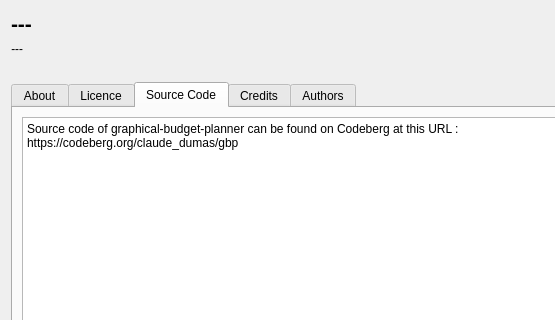
The window that src/aboutdialog.ui (redmoon1945/gbp) describes before a commit, drawn with Qt 5; both pictures show x 0 to 555 and y 0 to 320 of the 841 by 700 pixel window.
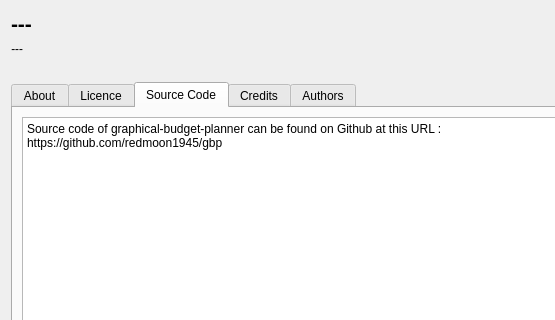
The same window after the commit. The open tabs and pages were chosen to show the change.

Patch:
```diff
--- a/src/aboutdialog.ui
+++ b/src/aboutdialog.ui
@@ -240,8 +240,8 @@
            <item>
             <widget class="QPlainTextEdit" name="plainTextEdit_4">
              <property name="plainText">
-              <string>Source code of graphical-budget-planner can be found on Codeberg at this URL : 
-https://codeberg.org/claude_dumas/gbp</string>
+              <string>Source code of graphical-budget-planner can be found on Github at this URL : 
+https://github.com/redmoon1945/gbp</string>
              </property>
             </widget>
            </item>
```
Left out of the diff: 2 changed lines with no effect on the pictures.
